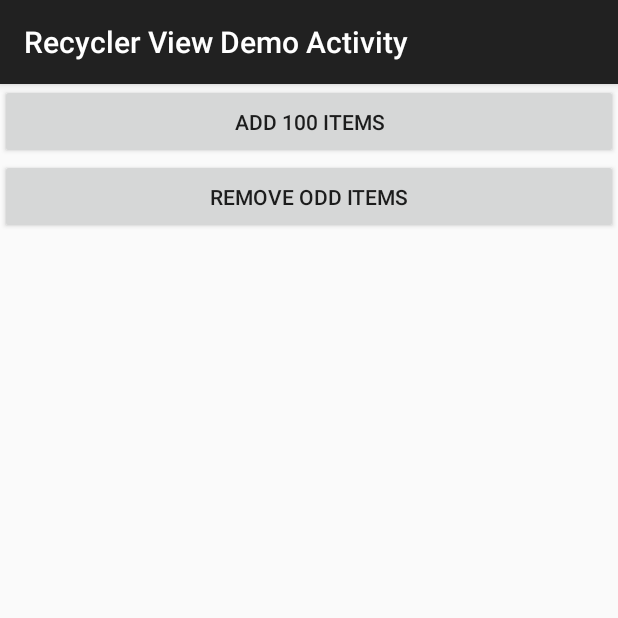
After one commit to iceboundrock/android-playground, an Android app: the RecyclerViewDemoActivity screen opened directly, with no data from a screen before it, on a phone screen of 412 x 824 dp, the top half of it. The commit adds this screen. Run offline under Robolectric (Android 15) with nearby library versions, the phone set to English and light mode, and no system bars; 4 statements that could not run were skipped.

Commit message:
add recycler view demo

```diff
--- a/app/src/main/java/li/ruoshi/playground/MainActivity.java
+++ b/app/src/main/java/li/ruoshi/playground/MainActivity.java
@@ -18,7 +18,7 @@ import li.ruoshi.playground.models.HttpDns;
 
 public class MainActivity extends Activity {
 
-    private static final String TAG = MainActivity.class.getSimpleName();
+    private static final String TAG = "MainActivity";
 
     final Handler handler = new Handler();
 
--- /dev/null
+++ b/app/src/main/kotlin/li/ruoshi/playground/RecyclerViewDemoActivity.kt
@@ -0,0 +1,42 @@
+package li.ruoshi.playground
+
+import android.support.v7.app.AppCompatActivity
+import android.os.Bundle
+import android.support.v7.widget.LinearLayoutManager
+import android.support.v7.widget.RecyclerView
+import org.jetbrains.anko.onClick
+
+class RecyclerViewDemoActivity : AppCompatActivity() {
+
+    private lateinit var recyclerView : RecyclerView
+
+    private val adapter : DemoAdapter = DemoAdapter()
+
+    private var seq = 1
+
+    override fun onCreate(savedInstanceState: Bundle?) {
+        super.onCreate(savedInstanceState)
+        setContentView(R.layout.activity_recycler_view_demo)
+
+        recyclerView = findViewById(R.id.recycler_view) as RecyclerView
+
+        recyclerView.layoutManager = LinearLayoutManager(this, LinearLayoutManager.VERTICAL, false)
+        recyclerView.adapter = adapter
+
+        val addItemButton = findViewById(R.id.add_item)
+        addItemButton.onClick {
+            for (i in 1..100) {
+                adapter.addItem(seq++)
+            }
+        }
+
+        val removeItemButton = findViewById(R.id.remove_item_0)
+        removeItemButton.onClick {
+            adapter.removeOddItems()
+        }
+
+    }
+
+
+
+}
--- /dev/null
+++ b/app/src/main/res/layout/activity_recycler_view_demo.xml
@@ -0,0 +1,33 @@
+<?xml version="1.0" encoding="utf-8"?>
+<LinearLayout
+    xmlns:android="http://schemas.android.com/apk/res/android"
+    xmlns:tools="http://schemas.android.com/tools"
+    android:id="@+id/activity_recycler_view_demo"
+    android:layout_width="match_parent"
+    android:layout_height="match_parent"
+    android:orientation="vertical"
+    tools:context="li.ruoshi.playground.RecyclerViewDemoActivity">
+
+    <Button
+        android:layout_width="match_parent"
+        android:layout_height="50dp"
+        android:text="@string/add_item"
+        android:id="@+id/add_item"
+        />
+
+    <Button
+        android:layout_width="match_parent"
+        android:layout_height="50dp"
+        android:text="@string/remove_odd_item"
+        android:id="@+id/remove_item_0"
+        />
+
+    <android.support.v7.widget.RecyclerView
+        android:id="@+id/recycler_view"
+        android:layout_width="match_parent"
+        android:layout_height="0dp"
+        android:layout_weight="1">
+
+    </android.support.v7.widget.RecyclerView>
+
+</LinearLayout>
--- a/app/src/main/res/values/strings.xml
+++ b/app/src/main/res/values/strings.xml
@@ -265,7 +265,10 @@
     <string name="back_to_front">back to front</string>
     <string name="title_activity_fragment">FragmentActivity</string>
 
-<!-- TODO: Remove or change this placeholder text -->
+    <!-- TODO: Remove or change this placeholder text -->
     <string name="hello_blank_fragment">Hello blank fragment</string>
+    <string name="title_recycler_view_activity">Recycler View Demo Activity</string>
+    <string name="add_item">Add 100 Items</string>
+    <string name="remove_odd_item">Remove Odd Items</string>
 
 </resources>
--- a/build.gradle
+++ b/build.gradle
@@ -5,7 +5,7 @@ buildscript {
         jcenter()
     }
     dependencies {
-        classpath 'com.android.tools.build:gradle:2.0.0-alpha3'
+        classpath 'com.android.tools.build:gradle:2.2.0-alpha5'
         classpath 'com.neenbedankt.gradle.plugins:android-apt:1.4'
         // NOTE: Do not place your application dependencies here; they belong
         // in the individual module build.gradle files
```
Also changed, not shown: app/build.gradle (+13 -11 lines), app/src/main/AndroidManifest.xml (+20 -17 lines), app/src/main/kotlin/li/ruoshi/playground/DemoAdapter.kt (added, +75 -0 lines), app/src/main/kotlin/li/ruoshi/playground/DemoViewHolder.kt (added, +19 -0 lines), gradle/wrapper/gradle-wrapper.properties.
